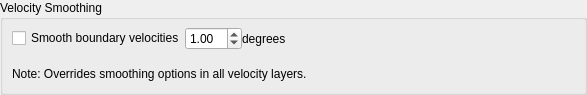
Old version of the form src/qt-widgets/ExportVelocitySmoothingOptionsWidgetUi.ui in the repository GPlates/GPlates.
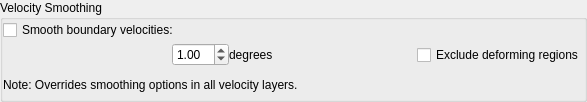
New version of the form.

Commit message: (trunk) Added velocity smoothing GUI option to exclude deforming regions (in velocity export and velocity layers).

Diff of the .ui file:
```diff
--- a/src/qt-widgets/ExportVelocitySmoothingOptionsWidgetUi.ui
+++ b/src/qt-widgets/ExportVelocitySmoothingOptionsWidgetUi.ui
@@ -7,7 +7,7 @@
     <x>0</x>
     <y>0</y>
     <width>587</width>
-    <height>95</height>
+    <height>102</height>
    </rect>
   </property>
   <property name="windowTitle">
@@ -25,37 +25,63 @@
      <property name="title">
       <string>Velocity Smoothing</string>
      </property>
-     <layout class="QVBoxLayout" name="verticalLayout_11">
+     <layout class="QVBoxLayout" name="verticalLayout_4">
       <property name="spacing">
-       <number>1</number>
+       <number>0</number>
       </property>
-      <property name="topMargin">
-       <number>1</number>
+      <property name="margin">
+       <number>0</number>
       </property>
-      <property name="bottomMargin">
-       <number>1</number>
-      </property>
+      <item>
+       <widget class="QWidget" name="velocity_smoothing_widget" native="true">
+        <layout class="QVBoxLayout" name="verticalLayout_3">
+         <property name="spacing">
+          <number>0</number>
+         </property>
+         <property name="margin">
+          <number>0</number>
+         </property>
       <item>
-       <layout class="QHBoxLayout" name="horizontalLayout_8">
+          <layout class="QHBoxLayout" name="horizontalLayout_2">
         <property name="spacing">
          <number>0</number>
         </property>
         <item>
          <widget class="QCheckBox" name="velocity_smoothing_check_box">
           <property name="text">
-           <string>Smooth boundary velocities</string>
+              <string>Smooth boundary velocities:</string>
           </property>
          </widget>
         </item>
+          </layout>
+         </item>
+         <item>
+          <layout class="QHBoxLayout" name="horizontalLayout_10">
+           <property name="spacing">
+            <number>0</number>
+           </property>
         <item>
          <widget class="QWidget" name="velocity_smoothing_controls" native="true">
-          <layout class="QHBoxLayout" name="horizontalLayout_7">
+             <layout class="QHBoxLayout" name="horizontalLayout_12">
            <property name="spacing">
             <number>0</number>
            </property>
            <property name="margin">
             <number>0</number>
            </property>
+              <item>
+               <spacer name="horizontalSpacer_9">
+                <property name="orientation">
+                 <enum>Qt::Horizontal</enum>
+                </property>
+                <property name="sizeHint" stdset="0">
+                 <size>
+                  <width>169</width>
+                  <height>20</height>
+                 </size>
+                </property>
+               </spacer>
+              </item>
            <item>
             <widget class="QDoubleSpinBox" name="velocity_smoothing_distance_spinbox">
              <property name="minimum">
@@ -80,18 +106,25 @@
             </widget>
            </item>
            <item>
-            <spacer name="horizontalSpacer_5">
+               <spacer name="horizontalSpacer_10">
              <property name="orientation">
               <enum>Qt::Horizontal</enum>
              </property>
              <property name="sizeHint" stdset="0">
               <size>
-               <width>169</width>
+                  <width>40</width>
                <height>20</height>
               </size>
              </property>
             </spacer>
            </item>
+              <item>
+               <widget class="QCheckBox" name="exclude_smoothing_in_deforming_regions_check_box">
+                <property name="text">
+                 <string>Exclude deforming regions</string>
+                </property>
+               </widget>
+              </item>
           </layout>
          </widget>
         </item>
@@ -129,6 +162,11 @@
    </item>
   </layout>
  </widget>
- <resources/>
+   </item>
+  </layout>
+ </widget>
+ <resources>
+  <include location="../qt-resources/qt_widgets.qrc"/>
+ </resources>
  <connections/>
 </ui>
```
Lines whose indentation alone changed are shown as unchanged. The commit also changes 11 other files.
